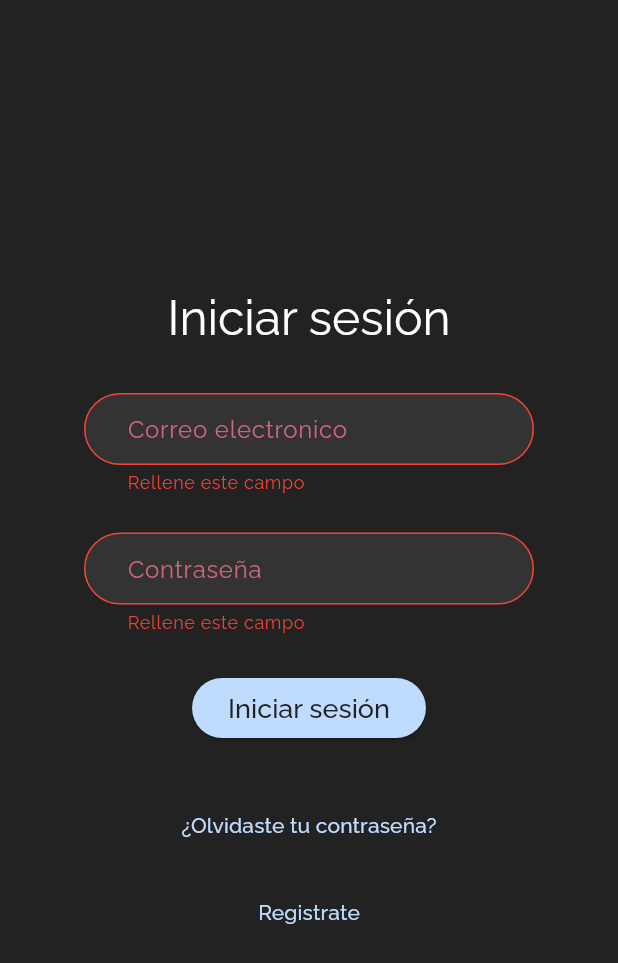
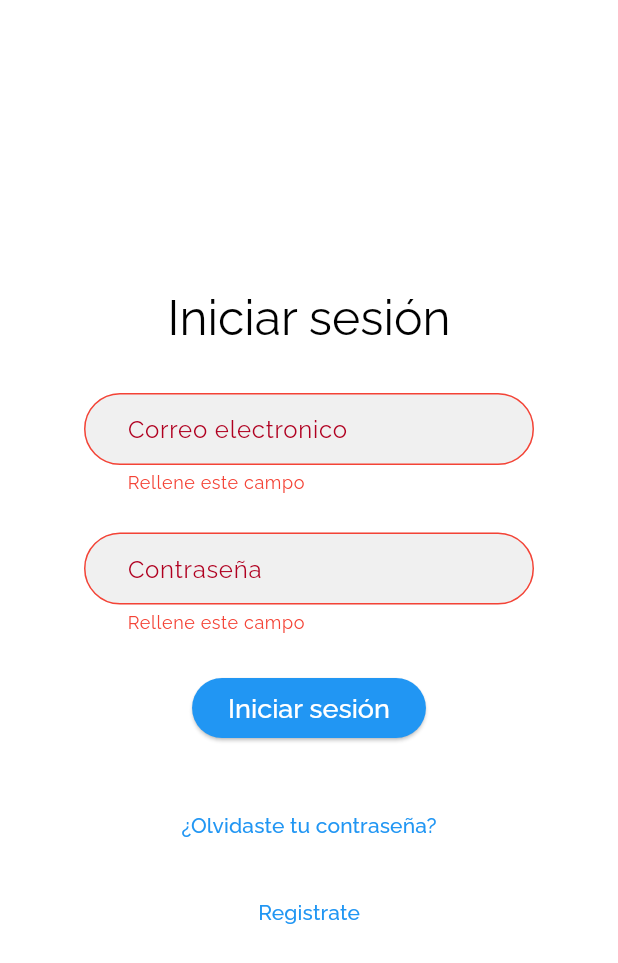
Before and after one commit to SecRe555/tablero_tareas, a Flutter app: the screen it shows after launch, after a tap on "Iniciar sesión", on a phone screen of 412 x 824 dp. Shown: the top 963 px of the screen. Run offline on Flutter 3.47's test engine with Material 3 defaults, Android fonts, the light colour scheme and no system bars; our stand-ins replace cached_network_image, flutter_dotenv, get, go_router, google_fonts, google_nav_bar and 3 more; accounts and stored records are empty.

Commit message:
Refactorizado el cambio de tema y colores

```diff
--- a/lib/constants/theme.dart
+++ /dev/null
@@ -1,149 +0,0 @@
-import 'package:flutter/material.dart';
-import 'package:get/get.dart';
-import 'package:tablero_tareas/states/theme_controller.dart';
-
-enum CustomColor {
-  red,
-  orange,
-  amber,
-  yellow,
-  lime,
-  green,
-  emerald,
-  teal,
-  cyan,
-  sky,
-  blue,
-  indigo,
-  violet,
-  purple,
-  fucshia,
-  pink,
-  rose,
-  slate,
-  gray,
-  zinc,
-  neutral,
-  stone,
-}
-
-class ColorShades {
-  final int light;
-  final int main;
-  final int dark;
-
-  const ColorShades({
-    required this.light,
-    required this.main,
-    required this.dark,
-  });
-}
-
-class ColorTheme {
-  final ColorShades light;
-  final ColorShades dark;
-
-  const ColorTheme({required this.light, required this.dark});
-}
-
-const Map<CustomColor, ColorTheme> _colorThemes = {
-  CustomColor.red: ColorTheme(
-    light: ColorShades(light: 0xFFfef2f2, main: 0xFFB91C1C, dark: 0xFF7F1D1D),
-    dark: ColorShades(light: 0xFFFEE2E2, main: 0xFFFF6467, dark: 0xFFEF4444),
-  ),
-  CustomColor.orange: ColorTheme(
-    light: ColorShades(light: 0xFFFB923C, main: 0xFFC2410C, dark: 0xFF7C2D12),
-    dark: ColorShades(light: 0xFFFFEDD5, main: 0xFFFED7AA, dark: 0xFFFB923C),
-  ),
-  CustomColor.amber: ColorTheme(
-    light: ColorShades(light: 0xFFFBBF24, main: 0xFFB45309, dark: 0xFF78350F),
-    dark: ColorShades(light: 0xFFFEF3C7, main: 0xFFFDE68A, dark: 0xFFFBBF24),
-  ),
-  CustomColor.yellow: ColorTheme(
-    light: ColorShades(light: 0xFFEAB308, main: 0xFFA16207, dark: 0xFF854D0E),
-    dark: ColorShades(light: 0xFFFEF9C3, main: 0xFFFEF08A, dark: 0xFFFDE047),
-  ),
-  CustomColor.lime: ColorTheme(
-    light: ColorShades(light: 0xFF84CC16, main: 0xFF4D7C0F, dark: 0xFF365314),
-    dark: ColorShades(light: 0xFFECFCCB, main: 0xFFD9F99D, dark: 0xFFA3E635),
-  ),
-  CustomColor.green: ColorTheme(
-    light: ColorShades(light: 0xFF22C55E, main: 0xFF15803D, dark: 0xFF14532D),
-    dark: ColorShades(light: 0xFFDCFCE7, main: 0xFFBBF7D0, dark: 0xFF4ADE80),
-  ),
-  CustomColor.emerald: ColorTheme(
-    light: ColorShades(light: 0xFF10B981, main: 0xFF065F46, dark: 0xFF064E3B),
-    dark: ColorShades(light: 0xFFD1FAE5, main: 0xFFA7F3D0, dark: 0xFF34D399),
-  ),
-  CustomColor.teal: ColorTheme(
-    light: ColorShades(light: 0xFF14B8A6, main: 0xFF115E59, dark: 0xFF134E4A),
-    dark: ColorShades(light: 0xFFCCFBF1, main: 0xFF99F6E4, dark: 0xFF2DD4BF),
-  ),
-  CustomColor.cyan: ColorTheme(
-    light: ColorShades(light: 0xFF06B6D4, main: 0xFF0E7490, dark: 0xFF164E63),
-    dark: ColorShades(light: 0xFFCFFAFE, main: 0xFFA5F3FC, dark: 0xFF22D3EE),
-  ),
-  CustomColor.sky: ColorTheme(
-    light: ColorShades(light: 0xFF0EA5E9, main: 0xFF0369A1, dark: 0xFF075985),
-    dark: ColorShades(light: 0xFFE0F2FE, main: 0xFFBAE6FD, dark: 0xFF38BDF8),
-  ),
-  CustomColor.blue: ColorTheme(
-    light: ColorShades(light: 0xFF3B82F6, main: 0xFF193cb8, dark: 0xFF1E40AF),
-    dark: ColorShades(light: 0xFFDBEAFE, main: 0xFFBFDBFE, dark: 0xFF60A5FA),
-  ),
-  CustomColor.indigo: ColorTheme(
-    light: ColorShades(light: 0xFF6366F1, main: 0xFF4338CA, dark: 0xFF312E81),
-    dark: ColorShades(light: 0xFFE0E7FF, main: 0xFFC7D2FE, dark: 0xFF818CF8),
-  ),
-  CustomColor.violet: ColorTheme(
-    light: ColorShades(light: 0xFF8B5CF6, main: 0xFF6D28D9, dark: 0xFF4C1D95),
-    dark: ColorShades(light: 0xFFEDE9FE, main: 0xFFDDD6FE, dark: 0xFFA78BFA),
-  ),
-  CustomColor.purple: ColorTheme(
-    light: ColorShades(light: 0xFFA78BFA, main: 0xFF7C3AED, dark: 0xFF4C1D95),
-    dark: ColorShades(light: 0xFFEDE9FE, main: 0xFFC4B5FD, dark: 0xFF8B5CF6),
-  ),
-  CustomColor.fucshia: ColorTheme(
-    light: ColorShades(light: 0xFFD946EF, main: 0xFFA21CAF, dark: 0xFF701A75),
-    dark: ColorShades(light: 0xFFFAE8FF, main: 0xFFF5D0FE, dark: 0xFFD946EF),
-  ),
-  CustomColor.pink: ColorTheme(
-    light: ColorShades(light: 0xFFEC4899, main: 0xFFBE185D, dark: 0xFF831843),
-    dark: ColorShades(light: 0xFFFCE7F3, main: 0xFFFBCFE8, dark: 0xFFF472B6),
-  ),
-  CustomColor.rose: ColorTheme(
-    light: ColorShades(light: 0xFFF43F5E, main: 0xFF9F1239, dark: 0xFF881337),
-    dark: ColorShades(light: 0xFFFFE4E6, main: 0xFFFECDD3, dark: 0xFFFDA4AF),
-  ),
-  CustomColor.slate: ColorTheme(
-    light: ColorShades(light: 0xFF64748B, main: 0xFF334155, dark: 0xFF0F172A),
-    dark: ColorShades(light: 0xFFF1F5F9, main: 0xFFE2E8F0, dark: 0xFFCBD5E1),
-  ),
-  CustomColor.gray: ColorTheme(
-    light: ColorShades(light: 0xFF99A1AF, main: 0xFF4A5565, dark: 0xFF1E2939),
-    dark: ColorShades(light: 0xFFF3F4F6, main: 0xFFE5E7EB, dark: 0xFF99A1AF),
-  ),
-  CustomColor.zinc: ColorTheme(
-    light: ColorShades(light: 0xFF9F9FA9, main: 0xFF52525C, dark: 0xFF27272A),
-    dark: ColorShades(light: 0xFFF4F4F5, main: 0xFFE4E4E7, dark: 0xFF9F9FA9),
-  ),
-  CustomColor.neutral: ColorTheme(
-    light: ColorShades(light: 0xFFA1A1A1, main: 0xFF525252, dark: 0xFF262626),
-    dark: ColorShades(light: 0xFFF5F5F5, main: 0xFFE5E5E5, dark: 0xFFA1A1A1),
-  ),
-  CustomColor.stone: ColorTheme(
-    light: ColorShades(light: 0xFFA6A09B, main: 0xFF57534D, dark: 0xFF292524),
-    dark: ColorShades(light: 0xFFF5F5F4, main: 0xFFE7E5E4, dark: 0xFFA6A09B),
-  ),
-};
-
-ColorShades getShades(CustomColor color, Brightness brightness) {
-  final theme = _colorThemes[color]!;
-  return brightness == Brightness.dark ? theme.dark : theme.light;
-}
-
-extension CustomColorGetX on CustomColor {
-  Color get main => Get.find<ThemeController>().getColorValue(this);
-  Color get light => Color(Get.find<ThemeController>().getLight(this));
-  Color get dark => Color(Get.find<ThemeController>().getDark(this));
-}
--- a/lib/main.dart
+++ b/lib/main.dart
@@ -35,9 +35,9 @@ class MyApp extends StatelessWidget {
     return Obx(
       () => MaterialApp.router(
         title: "Tablero de tareas",
-        theme: theme.lightTheme.value,
-        darkTheme: theme.darkTheme.value,
-        themeMode: theme.themeMode,
+        theme: theme.lightTheme,
+        darkTheme: theme.darkTheme,
+        themeMode: theme.themeMode.value,
         routerConfig: router,
         localizationsDelegates: [
           GlobalWidgetsLocalizations.delegate,
--- a/lib/states/theme_controller.dart
+++ b/lib/states/theme_controller.dart
@@ -1,135 +1,99 @@
 import 'package:flutter/material.dart';
 import 'package:get/get.dart';
 import 'package:google_fonts/google_fonts.dart';
-import 'package:tablero_tareas/constants/theme.dart';
 
 class ThemeController extends GetxController with WidgetsBindingObserver {
-  var mode = ThemeMode.dark.obs;
-  Rx<CustomColor> primaryColor = CustomColor.blue.obs;
+  final Rx<ThemeMode> themeMode = ThemeMode.system.obs;
+  final Rx<Color> primaryColor = Colors.blue.obs;
 
-  final _lightBackgroundColor = Colors.white;
-  final _darkBackgroundColor = const Color(0xFF222222);
+  Brightness get platformBrightness =>
+      WidgetsBinding.instance.window.platformBrightness;
 
-  final brightness = Brightness.light.obs;
+  ThemeData get lightTheme => _buildTheme(Brightness.light);
+  ThemeData get darkTheme => _buildTheme(Brightness.dark);
 
-  // Aquí guardamos los temas ya generados
-  final Rx<ThemeData> lightTheme = ThemeData().obs;
-  final Rx<ThemeData> darkTheme = ThemeData().obs;
+  ThemeData get effectiveTheme =>
+      themeMode.value == ThemeMode.dark
+          ? darkTheme
+          : themeMode.value == ThemeMode.light
+          ? lightTheme
+          : (platformBrightness == Brightness.dark ? darkTheme : lightTheme);
+
+  ThemeMode get effectiveThemeMode =>
+      themeMode.value == ThemeMode.system
+          ? (platformBrightness == Brightness.dark
+              ? ThemeMode.dark
+              : ThemeMode.light)
+          : themeMode.value;
 
   @override
   void onInit() {
+    WidgetsBinding.instance.addObserver(this);
     super.onInit();
-    WidgetsBinding.instance.addObserver(this);
-    _updateBrightness();
-    _generateThemes(); // Generamos los temas al arrancar
-
-    // Escuchamos los cambios de color para regenerar temas si cambia el primary
-    ever(primaryColor, (_) => _generateThemes());
   }
 
-  // Getters que usa tu MaterialApp
-  ThemeMode get themeMode => mode.value;
-  bool get isDark => brightness.value == Brightness.dark;
-  bool get isLight => brightness.value == Brightness.light;
-
-  void setThemeMode(ThemeMode newMode) {
-    mode.value = newMode;
-    _updateBrightness();
+  @override
+  void onClose() {
+    WidgetsBinding.instance.removeObserver(this);
+    super.onClose();
   }
 
-  void setPrimaryColor(CustomColor color) {
-    primaryColor.value = color;
+  @override
+  void didChangePlatformBrightness() {
+    if (themeMode.value == ThemeMode.system) {
+      update(); // Actualiza el tema cuando cambia el modo del sistema
+    }
   }
 
-  // Este método crea los temas con el color actualizado
-  void _generateThemes() {
-    final Color _primaryColor = Color(getMain(primaryColor.value));
+  ThemeData _buildTheme(Brightness brightness) {
+    final isDark = brightness == Brightness.dark;
+    final bgColor = isDark ? const Color(0xFF222222) : Colors.white;
 
-    final baseFont = GoogleFonts.raleway(
+    final lightTheme = ThemeData(
+      useMaterial3: true,
+      colorScheme: ColorScheme.light(
+        primary: primaryColor.value,
+        surface: bgColor,
+      ),
+      fontFamily:
+          GoogleFonts.raleway(
             fontSize: 18,
             fontWeight: FontWeight.w500,
-    );
-
-    lightTheme.value = ThemeData(
-      useMaterial3: true,
-      colorScheme: ColorScheme.light(
-        primary: _primaryColor,
-        surface: _lightBackgroundColor,
-      ),
-      fontFamily: baseFont.fontFamily,
+          ).fontFamily,
       appBarTheme: AppBarTheme(
-        backgroundColor: _primaryColor,
+        backgroundColor: primaryColor.value,
         elevation: 7.0,
         actionsPadding: EdgeInsets.symmetric(horizontal: 20.0),
-        titleTextStyle: baseFont.copyWith(
-          color: _lightBackgroundColor,
-          fontSize: 24.0,
-        ),
-        iconTheme: IconThemeData(color: _lightBackgroundColor),
+        titleTextStyle: GoogleFonts.raleway(color: bgColor, fontSize: 24.0),
+        iconTheme: IconThemeData(color: bgColor),
       ),
       elevatedButtonTheme: ElevatedButtonThemeData(
         style: ElevatedButton.styleFrom(
-          backgroundColor: _primaryColor,
-          foregroundColor: _lightBackgroundColor,
-          textStyle: baseFont,
+          backgroundColor: primaryColor.value,
+          foregroundColor: bgColor,
+          textStyle: GoogleFonts.raleway(
+            fontSize: 18,
+            fontWeight: FontWeight.w500,
           ),
         ),
-      inputDecorationTheme: _inputTheme(
-        primary: _primaryColor,
-        fill: const Color(0xFFF0F0F0),
       ),
-    );
-
-    darkTheme.value = ThemeData(
-      useMaterial3: true,
-      colorScheme: ColorScheme.dark(
-        primary: _primaryColor,
-        surface: _darkBackgroundColor,
+      inputDecorationTheme: InputDecorationTheme(
+        contentPadding: const EdgeInsets.symmetric(
+          vertical: -5,
+          horizontal: 25,
         ),
-      fontFamily: baseFont.fontFamily,
-      appBarTheme: AppBarTheme(
-        backgroundColor: _primaryColor,
-        elevation: 7.0,
-        actionsPadding: EdgeInsets.symmetric(horizontal: 20.0),
-        titleTextStyle: baseFont.copyWith(
-          color: _darkBackgroundColor,
-          fontSize: 24.0,
-        ),
-        iconTheme: IconThemeData(color: _darkBackgroundColor),
-      ),
-      elevatedButtonTheme: ElevatedButtonThemeData(
-        style: ElevatedButton.styleFrom(
-          backgroundColor: _primaryColor,
-          foregroundColor: _darkBackgroundColor,
-          textStyle: baseFont,
-        ),
-      ),
-      inputDecorationTheme: _inputTheme(
-        primary: _primaryColor,
-        fill: const Color(0xFF333333),
-      ),
-    );
-  }
-
-  // Tema base para los inputs, reusado para light y dark
-  InputDecorationTheme _inputTheme({
-    required Color primary,
-    required Color fill,
-  }) {
-    return InputDecorationTheme(
-      contentPadding: const EdgeInsets.symmetric(vertical: -5, horizontal: 25),
         filled: true,
-      fillColor: fill,
+        fillColor: const Color(0xFFF0F0F0),
         border: OutlineInputBorder(
-        borderSide: BorderSide(color: primary),
+          borderSide: BorderSide(color: primaryColor.value),
           borderRadius: const BorderRadius.all(Radius.circular(35)),
         ),
         enabledBorder: OutlineInputBorder(
-        borderSide: BorderSide(color: primary),
+          borderSide: BorderSide(color: primaryColor.value),
           borderRadius: const BorderRadius.all(Radius.circular(35)),
         ),
         focusedBorder: OutlineInputBorder(
-        borderSide: BorderSide(color: primary),
+          borderSide: BorderSide(color: primaryColor.value),
           borderRadius: const BorderRadius.all(Radius.circular(35)),
         ),
         errorBorder: const OutlineInputBorder(
@@ -138,43 +102,75 @@ class ThemeController extends GetxController with WidgetsBindingObserver {
         ),
         floatingLabelBehavior: FloatingLabelBehavior.auto,
         errorStyle: const TextStyle(color: Colors.red),
+      ),
     );
+
+    final darkTheme = ThemeData(
+      useMaterial3: true,
+      colorScheme: ColorScheme.dark(
+        primary: primaryColor.value,
+        surface: bgColor,
+      ),
+      fontFamily:
+          GoogleFonts.raleway(
+            fontSize: 18,
+            fontWeight: FontWeight.w500,
+          ).fontFamily,
+      appBarTheme: AppBarTheme(
+        backgroundColor: primaryColor.value,
+        elevation: 7.0,
+        actionsPadding: EdgeInsets.symmetric(horizontal: 20.0),
+        titleTextStyle: GoogleFonts.raleway(color: bgColor, fontSize: 24.0),
+        iconTheme: IconThemeData(color: bgColor),
+      ),
+      elevatedButtonTheme: ElevatedButtonThemeData(
+        style: ElevatedButton.styleFrom(
+          backgroundColor: primaryColor.value,
+          foregroundColor: bgColor,
+          textStyle: GoogleFonts.raleway(
+            fontSize: 18,
+            fontWeight: FontWeight.w500,
+          ),
+        ),
+      ),
+      inputDecorationTheme: InputDecorationTheme(
+        contentPadding: const EdgeInsets.symmetric(
+          vertical: -5,
+          horizontal: 25,
+        ),
+        filled: true,
+        fillColor: const Color(0xFF333333),
+        border: OutlineInputBorder(
+          borderSide: BorderSide(color: primaryColor.value),
+          borderRadius: const BorderRadius.all(Radius.circular(35)),
+        ),
+        enabledBorder: OutlineInputBorder(
+          borderSide: BorderSide(color: primaryColor.value),
+          borderRadius: const BorderRadius.all(Radius.circular(35)),
+        ),
+        focusedBorder: OutlineInputBorder(
+          borderSide: BorderSide(color: primaryColor.value),
+          borderRadius: const BorderRadius.all(Radius.circular(35)),
+        ),
+        errorBorder: const OutlineInputBorder(
+          borderSide: BorderSide(color: Colors.red),
+          borderRadius: BorderRadius.all(Radius.circular(35)),
+        ),
+        floatingLabelBehavior: FloatingLabelBehavior.auto,
+        errorStyle: const TextStyle(color: Colors.red),
+      ),
+    );
+
+    return isDark ? darkTheme : lightTheme;
   }
 
-  void _updateBrightness() {
-    switch (mode.value) {
-      case ThemeMode.light:
-        brightness.value = Brightness.light;
-        break;
-      case ThemeMode.dark:
-        brightness.value = Brightness.dark;
-        break;
-      case ThemeMode.system:
-        brightness.value = WidgetsBinding.instance.window.platformBrightness;
-        break;
+  void updatePrimaryColor(Color color) {
+    primaryColor.value = color;
+    update(); // Recalcular temas
+  }
+
+  void updateThemeMode(ThemeMode mode) {
+    themeMode.value = mode;
+    update();
   }
 }
-
-  @override
-  void didChangePlatformBrightness() {
-    if (mode.value == ThemeMode.system) {
-      _updateBrightness();
-    }
-  }
-
-  @override
-  void onClose() {
-    WidgetsBinding.instance.removeObserver(this);
-    super.onClose();
-  }
-
-  ColorShades getColor(CustomColor color) {
-    return getShades(color, brightness.value);
-  }
-
-  int getMain(CustomColor color) => getColor(color).main;
-  int getLight(CustomColor color) => getColor(color).light;
-  int getDark(CustomColor color) => getColor(color).dark;
-
-  Color getColorValue(CustomColor color) => Color(getMain(color));
-}
```
Also changed, not shown: lib/pages/profile/profile.dart (+44 -4 lines). Lines whose indentation alone changed are shown as unchanged.
